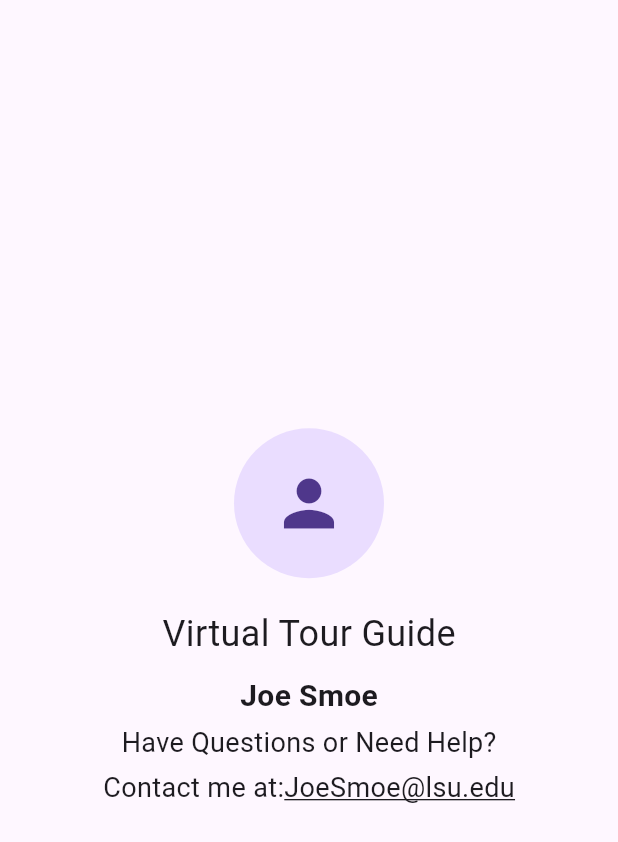
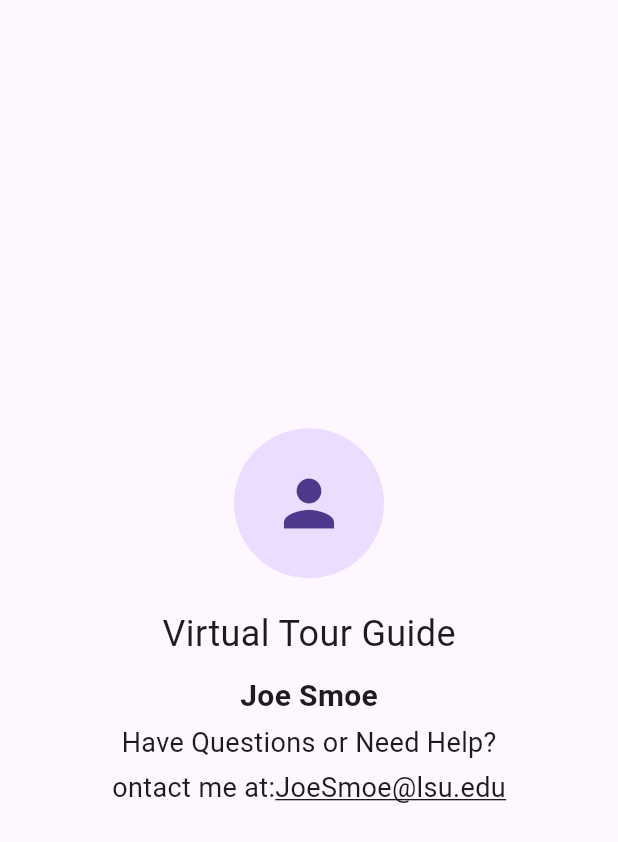
Before and after one commit to Jacon-ator/Flutter_Scav_App, a Flutter app: the HelpPage widget shown alone on an empty page, opened directly, on a phone screen of 412 x 824 dp. Shown: the top 842 px of the screen. Run offline on Flutter 3.47's test engine with Material 3 defaults, Android fonts, the phone set to English and light mode, and no system bars.

```diff
--- a/lib/main.dart
+++ b/lib/main.dart
@@ -290,7 +290,7 @@
           SizedBox(height: 4),
           Text.rich(
             TextSpan(
-              text: 'Contact me at:',
+              text: 'ontact me at:',
               style: TextStyle(fontSize: 18),
               children: <TextSpan>[
                 TextSpan(
```
